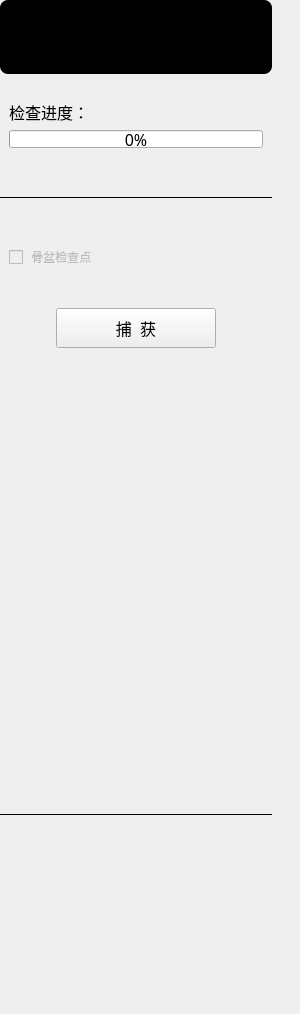
The window that Plugins/org.mitk.lancet.pelvismarkerpoint/src/internal/QPelvisMarkerPointControls.ui (zhaomengxiao/LancetMITK-Adition) describes before a commit, drawn with Qt 5.
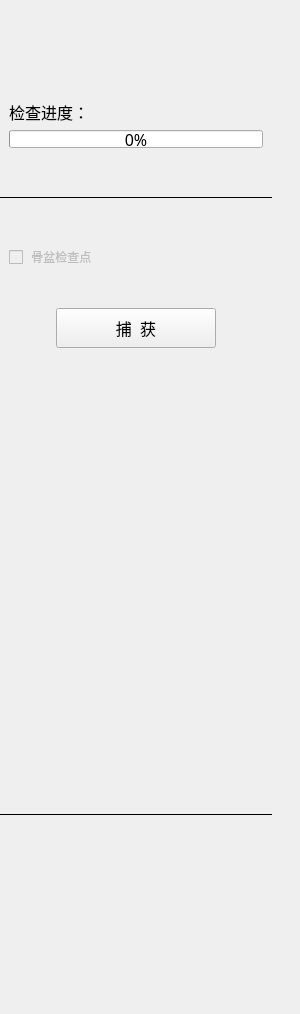
The same window after the commit. Custom widgets are drawn as their Qt base class.

What changed in the file:
```diff
--- a/Plugins/org.mitk.lancet.pelvismarkerpoint/src/internal/QPelvisMarkerPointControls.ui
+++ b/Plugins/org.mitk.lancet.pelvismarkerpoint/src/internal/QPelvisMarkerPointControls.ui
@@ -51,7 +51,7 @@
    </property>
    <layout class="QVBoxLayout" name="verticalLayout_4">
     <item>
-     <widget class="QWidget" name="widget_2" native="true">
+     <widget class="lancet::DeviceTrackingWidget" name="widgetTrackingTools" native="true">
       <property name="sizePolicy">
        <sizepolicy hsizetype="Preferred" vsizetype="Minimum">
         <horstretch>0</horstretch>
@@ -71,9 +71,7 @@
        </size>
       </property>
       <property name="styleSheet">
-       <string notr="true">border-radius: 8px;
-background-color: rgb(0, 0, 0);
-</string>
+       <string notr="true"/>
       </property>
       <layout class="QGridLayout" name="gridLayout_3"/>
      </widget>
@@ -354,6 +352,14 @@
    </layout>
   </widget>
  </widget>
+ <customwidgets>
+  <customwidget>
+   <class>lancet::DeviceTrackingWidget</class>
+   <extends>QWidget</extends>
+   <header location="global">lancetdevicetrackingwidget.h</header>
+   <container>1</container>
+  </customwidget>
+ </customwidgets>
  <resources>
   <include location="../../resources/resources.qrc"/>
  </resources>
```
